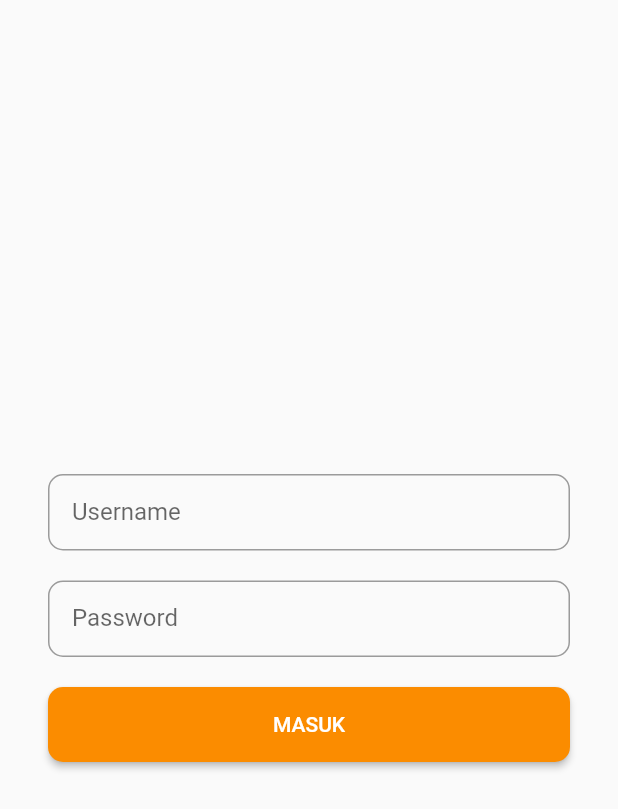
After one commit to yohanessahrul/flutter-movie, a Flutter app: the LoginPage screen opened directly, on a phone screen of 412 x 824 dp. The commit adds this screen. Shown: the top 809 px of the screen. Run offline on Flutter 3.47's test engine with Material 2 defaults, Android fonts, the phone set to English and light mode, and no system bars; our stand-ins replace introduction_screen.

Commit message:
add login page

```diff
--- a/lib/pages/introduction_pages.dart
+++ b/lib/pages/introduction_pages.dart
@@ -1,5 +1,6 @@
 import 'package:flutter/material.dart';
 import 'package:introduction_screen/introduction_screen.dart';
+import './login_page.dart';
 import './home_page.dart';
 
 class IntoructionPage extends StatelessWidget {
@@ -29,7 +30,7 @@ class IntoructionPage extends StatelessWidget {
         Navigator.pushReplacement(
           context,
           MaterialPageRoute(
-            builder: (context) => HomePage(),
+            builder: (context) => LoginPage(),
           ),
         );
       },
--- /dev/null
+++ b/lib/pages/login_page.dart
@@ -0,0 +1,67 @@
+import 'package:flutter/material.dart';
+import 'package:flutter_movie/pages/home_page.dart';
+
+class LoginPage extends StatelessWidget {
+  @override
+  Widget build(BuildContext context) {
+    return Scaffold(
+      body: Column(
+        mainAxisAlignment: MainAxisAlignment.center,
+        children: [
+          Padding(
+            padding: EdgeInsets.all(32),
+            child: Column(
+              children: [
+                TextField(
+                  autocorrect: true,
+                  decoration: InputDecoration(
+                    border: OutlineInputBorder(
+                      borderRadius: BorderRadius.circular(10),
+                    ),
+                    label: Text("Username"),
+                    contentPadding: EdgeInsets.all(16),
+                  ),
+                ),
+                SizedBox(
+                  height: 20,
+                ),
+                TextField(
+                  obscureText: true,
+                  autocorrect: false,
+                  decoration: InputDecoration(
+                    border: OutlineInputBorder(
+                      borderRadius: BorderRadius.circular(10),
+                    ),
+                    label: Text("Password"),
+                    contentPadding: EdgeInsets.all(16),
+                  ),
+                ),
+                SizedBox(
+                  height: 20,
+                ),
+                ElevatedButton(
+                  style: ElevatedButton.styleFrom(
+                    backgroundColor: Colors.orange[600],
+                    minimumSize: Size.fromHeight(50),
+                    shape: RoundedRectangleBorder(
+                      borderRadius: BorderRadius.circular(10),
+                    ),
+                  ),
+                  child: Text("MASUK"),
+                  onPressed: () {
+                    Navigator.pushReplacement(
+                      context,
+                      MaterialPageRoute(
+                        builder: (context) => HomePage(),
+                      ),
+                    );
+                  },
+                ),
+              ],
+            ),
+          ),
+        ],
+      ),
+    );
+  }
+}
```
